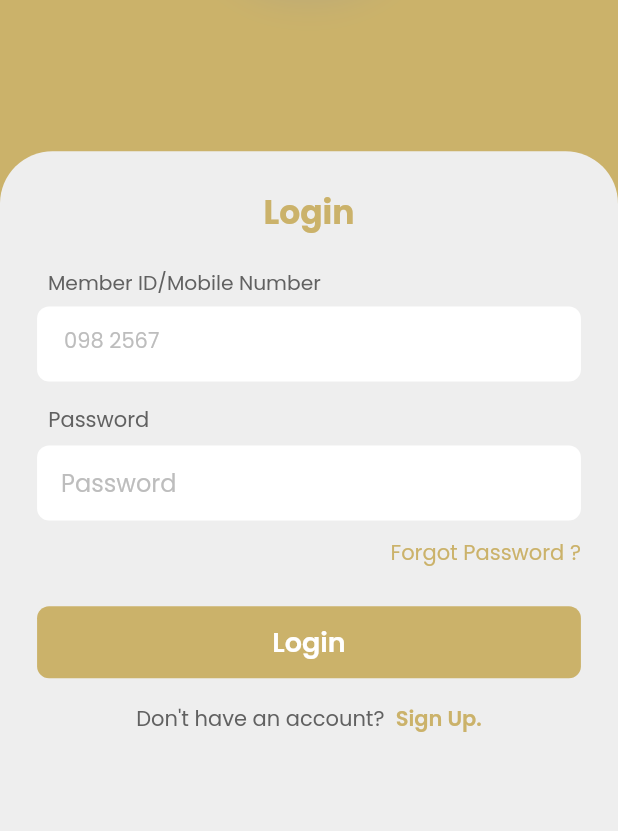
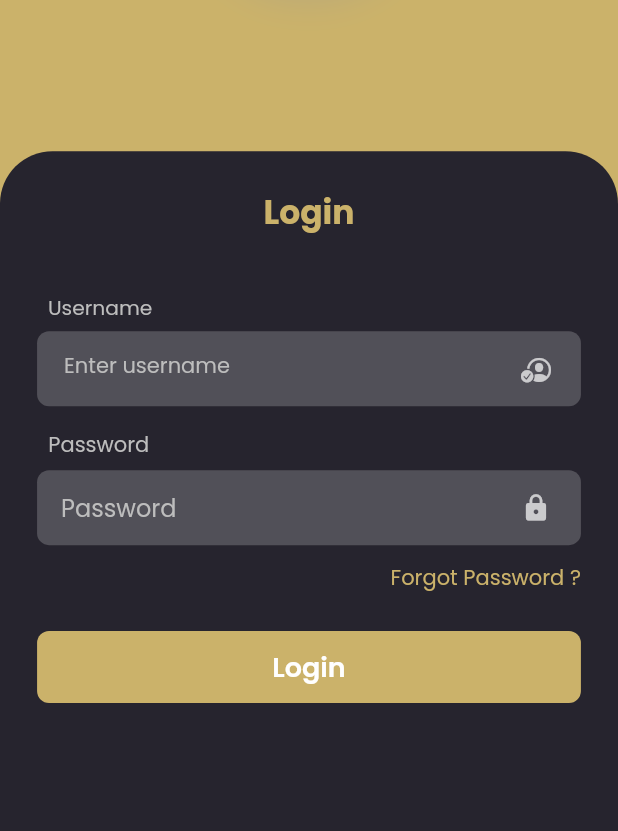
Before and after one commit to laudaccurate/G4G-Wallet, a Flutter app: the LoginScreen screen opened directly, on a phone screen of 412 x 824 dp, the part 405-1236 px from its top. Run offline on Flutter 3.47's test engine with Material 2 defaults, Android fonts, the phone set to English and light mode, and no system bars; our stand-ins replace animated_text_kit, auto_size_text, awesome_dialog, bottom_navy_bar, connectivity_plus, device_info and 12 more; missing offline and left inert: flutter_full_pdf_viewer, fluttercontactpicker; accounts and stored records are empty; network calls fail; project files that could hold a hidden picture were left out.

Commit message:
login theming

```diff
--- a/lib/screens/loginScreen.dart
+++ b/lib/screens/loginScreen.dart
@@ -7,6 +7,7 @@ import 'package:flutter/cupertino.dart';
 import 'package:gfg_wallet/provider/globals.dart';
 import 'package:gfg_wallet/screens/landing_page.dart';
 import 'package:gfg_wallet/utils/constants.dart';
+import 'package:gfg_wallet/utils/themes.dart';
 
 import 'package:provider/provider.dart';
 
@@ -317,6 +318,7 @@ class _LoginScreenState extends State<LoginScreen> {
 
   @override
   Widget build(BuildContext context) {
+    final themeProvider = Provider.of<ThemeProvider>(context);
     _screenHeight = MediaQuery.of(context).size.height;
     _screenWidth = MediaQuery.of(context).size.width;
 
@@ -352,7 +354,7 @@ class _LoginScreenState extends State<LoginScreen> {
               height: _screenHeight * 0.55,
               width: _screenWidth,
               decoration: BoxDecoration(
-                color: Colors.grey[200],
+                color: themeProvider.themeData().backgroundColor,
                 borderRadius: const BorderRadius.only(
                   topLeft: Radius.circular(35.0),
                   topRight: Radius.circular(35.0),
@@ -380,12 +382,13 @@ class _LoginScreenState extends State<LoginScreen> {
                         ),
                       ),
                     ),
+                    SizedBox(height: _screenHeight * 0.02),
                     Form(
                       child: Column(
                         children: [
                           nameField(
-                              'Member ID/Mobile Number',
-                              '098 2567',
+                              'Username',
+                              'Enter username',
                               CupertinoIcons.person_crop_circle_badge_checkmark,
                               memberIdController),
                           SizedBox(height: _screenHeight * 0.019),
@@ -407,34 +410,34 @@ class _LoginScreenState extends State<LoginScreen> {
                           SizedBox(height: _screenHeight * 0.030),
                           submitButton(context),
                           SizedBox(height: _screenHeight * 0.02),
-                          Row(
-                            mainAxisAlignment: MainAxisAlignment.center,
-                            children: [
-                              Text(
-                                "Don't have an account?  ",
-                                style: TextStyle(
-                                    fontSize: 14.0,
-                                    fontWeight: FontWeight.w400,
-                                    color: Colors.grey[700]),
-                              ),
-                              GestureDetector(
-                                onTap: () => Navigator.push(
-                                  context,
-                                  MaterialPageRoute(
-                                    builder: (_) => Container(),
-                                  ),
-                                ),
-                                child: Text(
-                                  "Sign Up.",
-                                  style: TextStyle(
-                                    color: Constants.mainColor,
-                                    fontSize: 14.0,
-                                    fontWeight: FontWeight.w600,
-                                  ),
-                                ),
-                              ),
-                            ],
-                          ),
+                          // Row(
+                          //   mainAxisAlignment: MainAxisAlignment.center,
+                          //   children: [
+                          //     Text(
+                          //       "Don't have an account?  ",
+                          //       style: TextStyle(
+                          //           fontSize: 14.0,
+                          //           fontWeight: FontWeight.w400,
+                          //           color: Colors.grey[700]),
+                          //     ),
+                          //     GestureDetector(
+                          //       onTap: () => Navigator.push(
+                          //         context,
+                          //         MaterialPageRoute(
+                          //           builder: (_) => Container(),
+                          //         ),
+                          //       ),
+                          //       child: Text(
+                          //         "Sign Up.",
+                          //         style: TextStyle(
+                          //           color: Constants.mainColor,
+                          //           fontSize: 14.0,
+                          //           fontWeight: FontWeight.w600,
+                          //         ),
+                          //       ),
+                          //     ),
+                          //   ],
+                          // ),
                         ],
                       ),
                     ),
@@ -457,7 +460,7 @@ class _LoginScreenState extends State<LoginScreen> {
           child: Text(
             '  $name',
             style: TextStyle(
-              color: Colors.grey[700],
+              color: Colors.grey[400],
               fontSize: 13.5,
             ),
           ),
@@ -468,8 +471,8 @@ class _LoginScreenState extends State<LoginScreen> {
         Container(
           padding: const EdgeInsets.only(
               left: 18.0, right: 6.0, top: 1.0, bottom: 1.0),
-          decoration: const BoxDecoration(
-            color: Colors.white,
+          decoration: BoxDecoration(
+            color: Colors.white.withOpacity(0.2),
             borderRadius: BorderRadius.all(
               Radius.circular(8.0),
             ),
@@ -507,7 +510,7 @@ class _LoginScreenState extends State<LoginScreen> {
           child: Text(
             '  Password',
             style: TextStyle(
-              color: Colors.grey[700],
+              color: Colors.grey[400],
               fontSize: 14.0,
             ),
           ),
@@ -518,8 +521,8 @@ class _LoginScreenState extends State<LoginScreen> {
         Container(
           padding: const EdgeInsets.only(
               left: 16.0, right: 6.0, top: 1.0, bottom: 1.0),
-          decoration: const BoxDecoration(
-            color: Colors.white,
+          decoration: BoxDecoration(
+            color: Colors.white.withOpacity(0.2),
             borderRadius: BorderRadius.all(
               Radius.circular(8.0),
             ),
```
